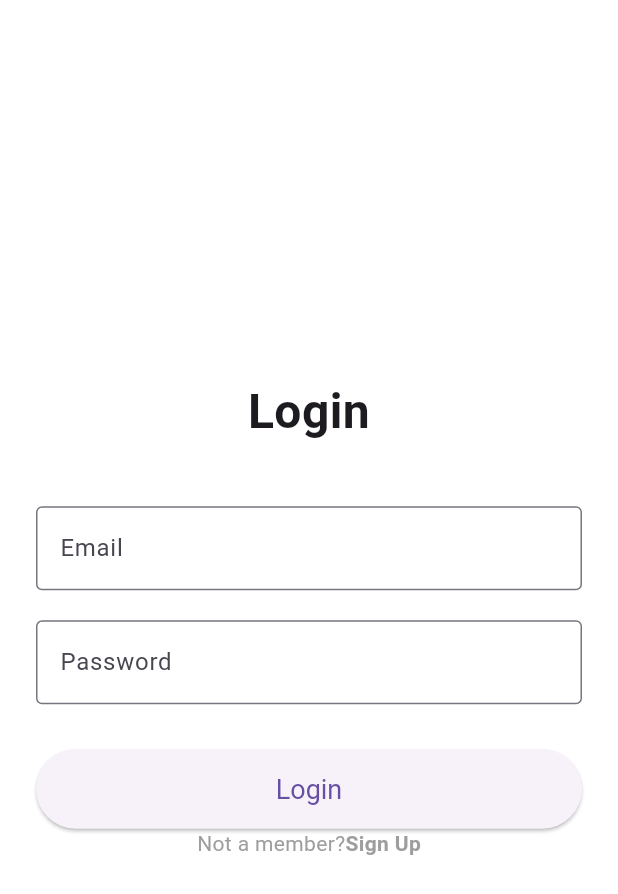
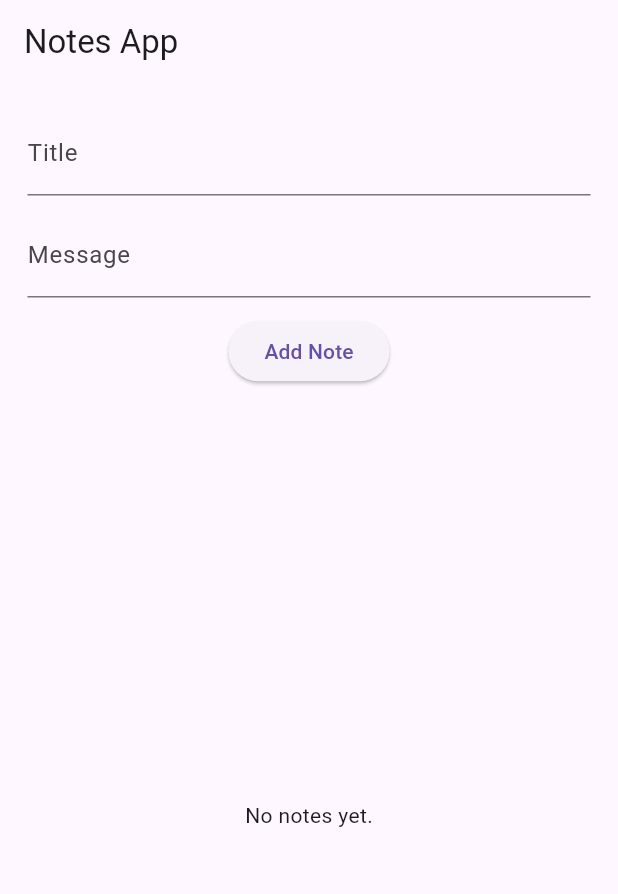
Before and after one commit to sinancholakkal/task, a Flutter app: the screen it shows after launch, on a phone screen of 412 x 824 dp. Shown: the top 894 px of the screen. Run offline on Flutter 3.47's test engine with Material 3 defaults, Android fonts, the phone set to English and light mode, and no system bars; our stand-ins replace flutter_screenutil.

Commit message:
Home Ui created

```diff
--- /dev/null
+++ b/lib/domain/model/note_model.dart
@@ -0,0 +1,6 @@
+class Note {
+  final String title;
+  final String message;
+
+  Note({required this.title, required this.message});
+}
--- a/lib/main.dart
+++ b/lib/main.dart
@@ -1,4 +1,6 @@
 import 'package:flutter/material.dart';
+import 'package:flutter_screenutil/flutter_screenutil.dart';
+import 'package:task/presentation/pages/screen_home/screen_home.dart';
 import 'package:task/presentation/pages/screen_login/screen_login.dart';
 
 void main(){
@@ -9,9 +11,12 @@ class MyApp extends StatelessWidget {
 
   @override
   Widget build(BuildContext context) {
-    return MaterialApp(
-      debugShowCheckedModeBanner: false,
-      home: ScreenLogin(),
+    return ScreenUtilInit(
+      designSize: Size(360, 690), // base screen size
+      builder: (_, __) => MaterialApp(
+        debugShowCheckedModeBanner: false,
+        home: ScreenHome(),
+      ),
     );
   }
 }
--- a/lib/presentation/pages/screen_home/screen_home.dart
+++ b/lib/presentation/pages/screen_home/screen_home.dart
@@ -0,0 +1,105 @@
+import 'dart:async';
+
+import 'package:flutter/material.dart';
+import 'package:flutter_screenutil/flutter_screenutil.dart';
+import 'package:task/domain/model/note_model.dart';
+import 'package:task/presentation/widgets/note_card_widget.dart';
+
+class ScreenHome extends StatefulWidget {
+  @override
+  State<ScreenHome> createState() => _ScreenHomeState();
+}
+
+class _ScreenHomeState extends State<ScreenHome> {
+  final titleController = TextEditingController();
+  final messageController = TextEditingController();
+  final _noteStreamController = StreamController<List<Note>>.broadcast();
+
+  List<Note> _notes = [];
+
+  void _submitNote() {
+    final title = titleController.text.trim();
+    final message = messageController.text.trim();
+
+    if (title.isNotEmpty && message.isNotEmpty) {
+      _notes.add(Note(title: title, message: message));
+      _noteStreamController.sink.add(_notes);
+
+      titleController.clear();
+      messageController.clear();
+    }
+  }
+
+  @override
+  void dispose() {
+    _noteStreamController.close();
+    super.dispose();
+  }
+
+  @override
+  Widget build(BuildContext context) {
+    bool isTablet = MediaQuery.of(context).size.width > 600;
+
+    return Scaffold(
+      appBar: AppBar(
+        title: Text("Notes App"),
+      ),
+      body: Padding(
+        padding: EdgeInsets.all(16.w),
+        child: Column(
+          children: [
+            // Input Fields
+            TextField(
+              controller: titleController,
+              decoration: InputDecoration(labelText: 'Title'),
+            ),
+            SizedBox(height: 10.h),
+            TextField(
+              controller: messageController,
+              decoration: InputDecoration(labelText: 'Message'),
+            ),
+            SizedBox(height: 10.h),
+            ElevatedButton(
+              onPressed: _submitNote,
+              child: Text("Add Note"),
+            ),
+            SizedBox(height: 20.h),
+
+            Expanded(
+              child: StreamBuilder<List<Note>>(
+                stream: _noteStreamController.stream,
+                builder: (context, snapshot) {
+                  final notes = snapshot.data ?? [];
+
+                  if (notes.isEmpty) {
+                    return Center(child: Text("No notes yet."));
+                  }
+
+                  return isTablet
+                      ? GridView.builder(
+                          gridDelegate: SliverGridDelegateWithFixedCrossAxisCount(
+                            crossAxisCount: 2,
+                            childAspectRatio: 3,
+                            crossAxisSpacing: 10.w,
+                            mainAxisSpacing: 10.h,
+                          ),
+                          itemCount: notes.length,
+                          itemBuilder: (context, index) {
+                            return NoteCard(note: notes[index]);
+                          },
+                        )
+                      : ListView.builder(
+                          itemCount: notes.length,
+                          itemBuilder: (context, index) {
+                            return NoteCard(note: notes[index]);
+                          },
+                        );
+                },
+              ),
+            ),
+          ],
+        ),
+      ),
+    );
+  }
+}
--- a/lib/presentation/pages/screen_signup/screen_signup.dart
+++ b/lib/presentation/pages/screen_signup/screen_signup.dart
@@ -8,16 +8,7 @@ class ScreenSignup extends StatelessWidget {
   final TextEditingController emailController = TextEditingController();
   final TextEditingController passwordController = TextEditingController();
 
-  void _signUp() {
-    String name = nameController.text;
-    String email = emailController.text;
-    String password = passwordController.text;
 
-    // Add your signup logic here
-    print('Name: $name');
-    print('Email: $email');
-    print('Password: $password');
-  }
 
   @override
   Widget build(BuildContext context) {
--- /dev/null
+++ b/lib/presentation/widgets/note_card_widget.dart
@@ -0,0 +1,26 @@
+import 'package:flutter/material.dart';
+import 'package:flutter_screenutil/flutter_screenutil.dart';
+import 'package:task/domain/model/note_model.dart';
+
+class NoteCard extends StatelessWidget {
+  final Note note;
+
+  const NoteCard({required this.note});
+
+  @override
+  Widget build(BuildContext context) {
+    return Card(
+      child: Padding(
+        padding: EdgeInsets.all(12.w),
+        child: Column(
+          crossAxisAlignment: CrossAxisAlignment.start,
+          children: [
+            Text(note.title, style: TextStyle(fontWeight: FontWeight.bold)),
+            SizedBox(height: 5.h),
+            Text(note.message),
+          ],
+        ),
+      ),
+    );
+  }
+}
--- a/pubspec.yaml
+++ b/pubspec.yaml
@@ -35,6 +35,7 @@ dependencies:
   # Use with the CupertinoIcons class for iOS style icons.
   cupertino_icons: ^1.0.8
   flutter_bloc: ^9.1.1
+  flutter_screenutil: ^5.9.3
 
 dev_dependencies:
   flutter_test:
```
Also changed, not shown: pubspec.lock.
